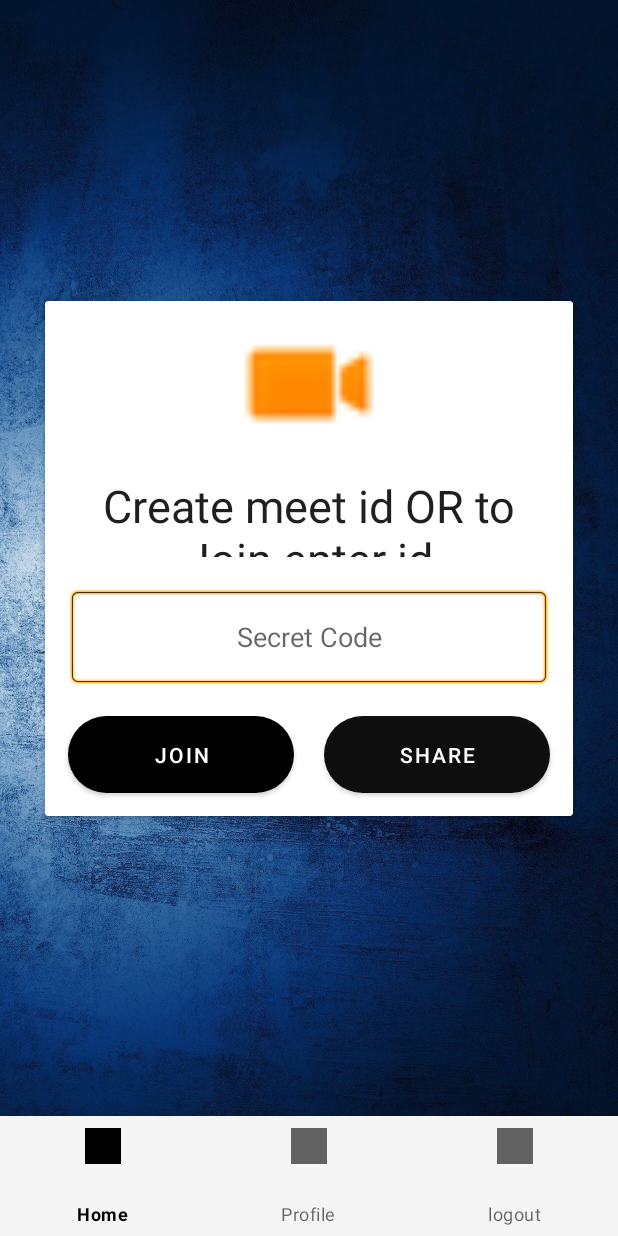
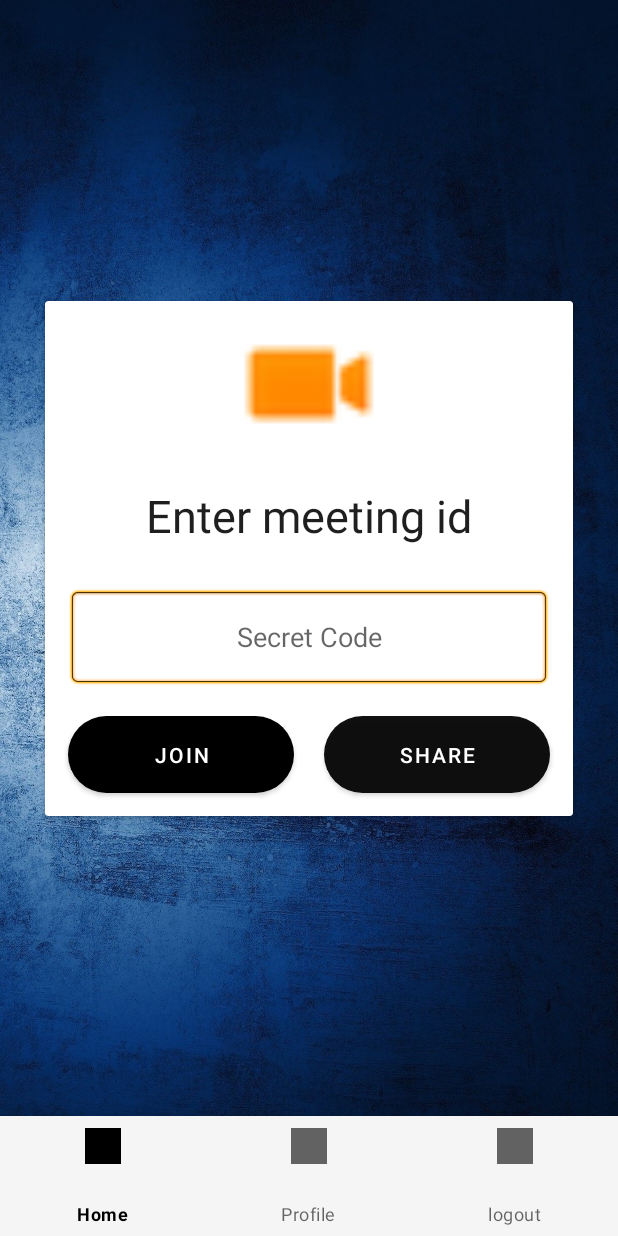
Before and after one commit to brewwork/lawyer, an Android app: the screen it shows after launch (Dashboard), on a phone screen of 412 x 824 dp. Run offline under Robolectric (Android 15) with nearby library versions, the phone set to English and light mode, and no system bars; libraries missing offline, so code that uses them is left out: org.jitsi.meet; Roboto replaces fonts that are not available here; 2 statements that could not run were skipped.

Commit message:
Change text

```diff
--- a/app/src/main/res/layout/activity_dashboard.xml
+++ b/app/src/main/res/layout/activity_dashboard.xml
@@ -48,7 +48,7 @@
                 android:gravity="center"
                 android:padding="5dp"
                 android:shadowColor="#DCD1D1"
-                android:text="Create meet id OR to Join enter id"
+                android:text="Enter meeting id"
                 android:textColor="#1F1F20"
                 android:textSize="30sp" />
 
```
